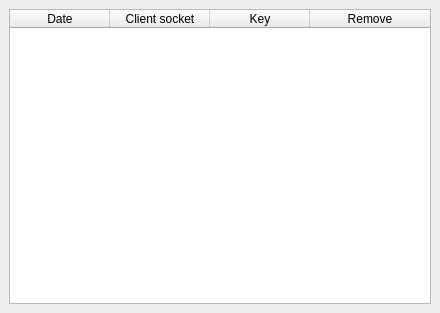
Before: the Qt Designer form SeaGoatVision/client/qt/uifiles/WinDebugKeyz.ui in Octets/SeaGoatVision, drawn with Qt 5.
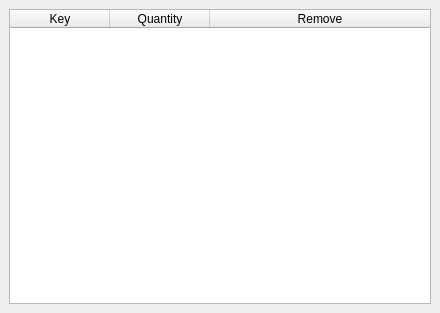
After: the same form once the commit is applied.

Commit message: WinDebubKeyz auto refresh data

What changed in the file:
```diff
--- a/SeaGoatVision/client/qt/uifiles/WinDebugKeyz.ui
+++ b/SeaGoatVision/client/qt/uifiles/WinDebugKeyz.ui
@@ -44,21 +44,16 @@
       <attribute name="verticalHeaderStretchLastSection">
        <bool>false</bool>
       </attribute>
-      <column>
-       <property name="text">
-        <string>Date</string>
-       </property>
-      </column>
-      <column>
-       <property name="text">
-        <string>Client socket</string>
-       </property>
-      </column>
       <column>
        <property name="text">
         <string>Key</string>
        </property>
       </column>
+      <column>
+       <property name="text">
+        <string>Quantity</string>
+       </property>
+      </column>
       <column>
        <property name="text">
         <string>Remove</string>
```
The commit also changes 7 other files.
